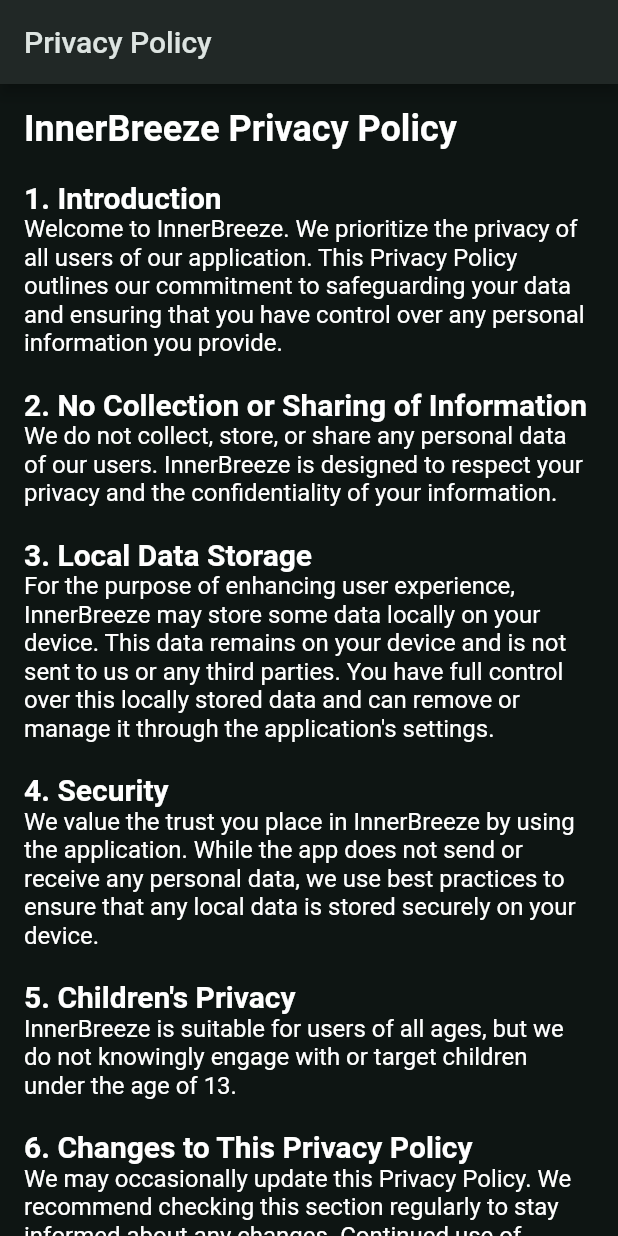
After one commit to naoxio/inbreeze, a Flutter app: the PrivacyScreen screen opened by its route, on a phone screen of 412 x 824 dp. The commit adds this screen. Run offline on Flutter 3.47's test engine with Material 2 defaults, Android fonts, the phone set to English and light mode, and no system bars; our stand-ins replace audioplayers, go_router, shared_preferences; missing offline and left inert: window_manager; accounts and stored records are empty.

Commit message:
add privacy screen

```diff
--- a/lib/router/router.dart
+++ b/lib/router/router.dart
@@ -7,6 +7,7 @@ import '../screens/settings_screen.dart';
 import '../screens/splash_screen.dart';
 import '../screens/results_screen.dart';
 import '../screens/progress_screen.dart';
+import '../screens/privacy_screen.dart';
 
 // GoRouter configuration
 final router = GoRouter(
@@ -39,5 +40,9 @@ final router = GoRouter(
       path: '/settings',
       builder: (context, state) => SettingsScreen(),
     ),
+    GoRoute(
+      path: '/privacy',
+      builder: (context, state) => PrivacyScreen(),
+    ),
   ],
 );
--- /dev/null
+++ b/lib/screens/privacy_screen.dart
@@ -0,0 +1,50 @@
+import 'package:flutter/material.dart';
+
+class PrivacyScreen extends StatelessWidget {
+  @override
+  Widget build(BuildContext context) {
+    return Scaffold(
+      appBar: AppBar(
+        title: Text('Privacy Policy'),
+      ),
+      body: SingleChildScrollView(
+        padding: EdgeInsets.all(16.0),
+        child: Column(
+          crossAxisAlignment: CrossAxisAlignment.start,
+          children: [
+            Text('InnerBreeze Privacy Policy', style: TextStyle(fontSize: 24, fontWeight: FontWeight.bold)),
+            SizedBox(height: 20),
+            _buildSectionTitle('1. Introduction'),
+            _buildSectionContent('Welcome to InnerBreeze. We prioritize the privacy of all users of our application. This Privacy Policy outlines our commitment to safeguarding your data and ensuring that you have control over any personal information you provide.'),
+            SizedBox(height: 20),
+            _buildSectionTitle('2. No Collection or Sharing of Information'),
+            _buildSectionContent('We do not collect, store, or share any personal data of our users. InnerBreeze is designed to respect your privacy and the confidentiality of your information.'),
+            SizedBox(height: 20),
+            _buildSectionTitle('3. Local Data Storage'),
+            _buildSectionContent('For the purpose of enhancing user experience, InnerBreeze may store some data locally on your device. This data remains on your device and is not sent to us or any third parties. You have full control over this locally stored data and can remove or manage it through the application\'s settings.'),
+            SizedBox(height: 20),
+            _buildSectionTitle('4. Security'),
+            _buildSectionContent('We value the trust you place in InnerBreeze by using the application. While the app does not send or receive any personal data, we use best practices to ensure that any local data is stored securely on your device.'),
+            SizedBox(height: 20),
+            _buildSectionTitle('5. Children\'s Privacy'),
+            _buildSectionContent('InnerBreeze is suitable for users of all ages, but we do not knowingly engage with or target children under the age of 13.'),
+            SizedBox(height: 20),
+            _buildSectionTitle('6. Changes to This Privacy Policy'),
+            _buildSectionContent('We may occasionally update this Privacy Policy. We recommend checking this section regularly to stay informed about any changes. Continued use of InnerBreeze after an update signifies your acceptance of the revised policy.'),
+            SizedBox(height: 20),
+            _buildSectionTitle('7. Contact Us'),
+            _buildSectionContent('If you have questions or concerns about our Privacy Policy, please reach out to us at [your_contact_email@email.com].'),
+          ],
+        ),
+      ),
+    );
+  }
+
+  Widget _buildSectionTitle(String title) {
+    return Text(title, style: TextStyle(fontSize: 20, fontWeight: FontWeight.bold));
+  }
+
+  Widget _buildSectionContent(String content) {
+    return Text(content, style: TextStyle(fontSize: 16));
+  }
+}
```
